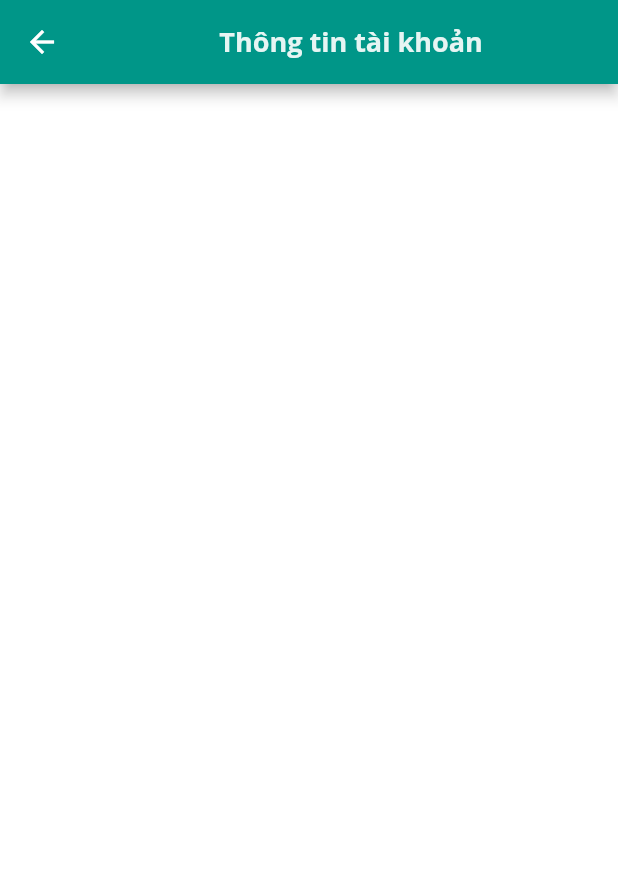
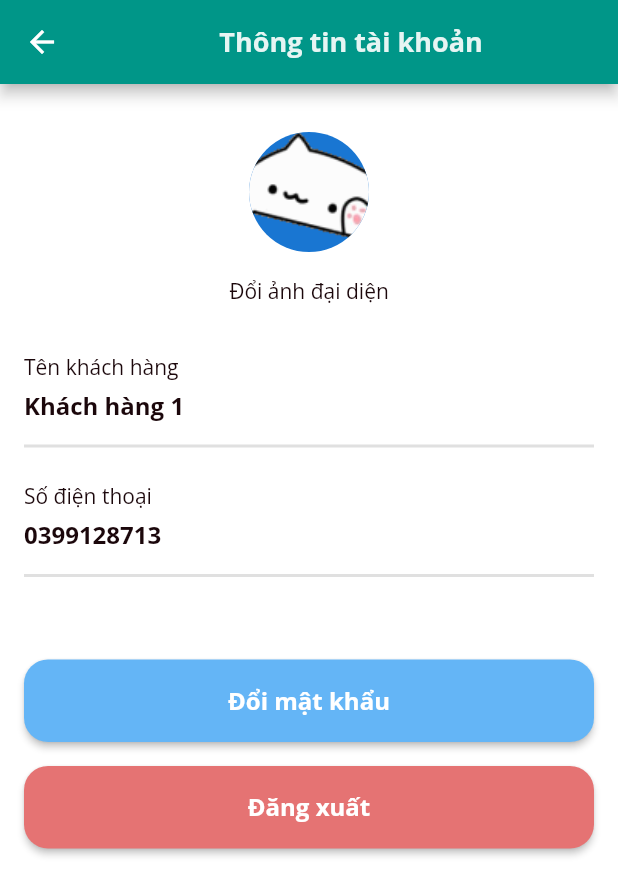
Before and after one commit to FTeambyDinhPhuc/DoAnChuyenNganh_FGo, a Flutter app: the AccountScreen screen opened directly, on a phone screen of 412 x 824 dp. Shown: the top 895 px of the screen. Run offline on Flutter 3.47's test engine with Material 2 defaults, Android fonts, the phone set to English and light mode, and no system bars; our stand-ins replace font_awesome_flutter, get, google_maps_flutter, image_picker, location.

Commit message:
xong màn hình đăng ký, màn hình đổi mật khẩu, màn hình tài khoản

```diff
--- a/lib/constants.dart
+++ b/lib/constants.dart
@@ -9,6 +9,7 @@ const double defaultCircular = 16.0;
 const double defaultSizeText = 16.0;
 const double defaultSizeIcon = 16.0;
 const double defaultSizeIconButton = 24.0;
+const double defaultSizeImage = 40.0;
 const double heightButton = 55.0;
 const double defaultthickness = 2.0;
 
--- /dev/null
+++ b/lib/controllers/custommer_controller.dart
@@ -0,0 +1,27 @@
+import 'package:fgo/models/custommer_model.dart';
+
+import 'package:get/get.dart';
+import 'package:image_picker/image_picker.dart';
+
+class CustommerController extends GetxController {
+  CustommerModel custommer = CustommerModel(
+      idCustommer: 1,
+      Name: 'Khách hàng 1',
+      SDT: '0399128713',
+      avatar: 'assets/images/bongocat.gif');
+  RxString currentAvatar = ''.obs;
+
+  void getCustommer() {
+    print('hinh hien tai: ${custommer.avatar}');
+    currentAvatar.value = custommer.avatar;
+  }
+
+  Future setImage() async {
+    final image = await ImagePicker().pickImage(source: ImageSource.gallery);
+    if (image == null) return;
+
+    print('trả về chổ này: ${image.path}');
+    currentAvatar.value = 'assets/images/cat_rainbow.gif';
+    print('hinh hien tai: ${custommer.avatar}');
+  }
+}
--- a/lib/models/custommer_model.dart
+++ b/lib/models/custommer_model.dart
@@ -1,5 +1,11 @@
 class CustommerModel {
-  String Name = '';
-  String Age = '';
-  CustommerModel({required this.Name, required this.Age});
+  int idCustommer;
+  String avatar;
+  String Name;
+  String SDT;
+  CustommerModel(
+      {required this.idCustommer,
+      required this.Name,
+      required this.SDT,
+      required this.avatar});
 }
--- a/lib/routes/routes.dart
+++ b/lib/routes/routes.dart
@@ -1,5 +1,7 @@
 import 'package:fgo/views/addorder/add_order_screen.dart';
+import 'package:fgo/views/changepassword/change_password_screen.dart';
 import 'package:fgo/views/home/home_screen.dart';
+import 'package:fgo/views/register/register_screen.dart';
 import 'package:fgo/views/selectlogin/select_login_screen.dart';
 import 'package:fgo/views/loginwithphonenumber/login_with_phonenumber_screen.dart';
 import 'package:fgo/views/splash/splash_screen.dart';
@@ -10,15 +12,17 @@ class RoutesClass {
   static String splash = "/splash";
   static String login = "/login";
   static String loginWithPhoneNumber = "/loginwithphonenumber";
+  static String register = "/register";
   static String addOrder = "/addorder";
+  static String changePassword = "/changepassword";
 
   static List<GetPage> routes = [
     GetPage(name: splash, page: () => const SplashScreen()),
     GetPage(
         name: home,
         page: () => const MyHomePage(),
-        transition: Transition.rightToLeft,
-        transitionDuration: const Duration(milliseconds: 700)),
+        transition: Transition.fadeIn,
+        transitionDuration: const Duration(milliseconds: 500)),
     GetPage(
         name: login,
         page: () => const Login(),
@@ -30,9 +34,19 @@ class RoutesClass {
         transition: Transition.rightToLeft,
         transitionDuration: const Duration(milliseconds: 300)),
     GetPage(
+        name: register,
+        page: () => Register(),
+        transition: Transition.rightToLeft,
+        transitionDuration: const Duration(milliseconds: 300)),
+    GetPage(
         name: addOrder,
         page: () => AddOrderScreen(),
         transition: Transition.downToUp,
         transitionDuration: const Duration(milliseconds: 300)),
+    GetPage(
+        name: changePassword,
+        page: () => ChangePassword(),
+        transition: Transition.rightToLeft,
+        transitionDuration: const Duration(milliseconds: 300)),
   ];
 }
--- a/lib/views/account/account_screen.dart
+++ b/lib/views/account/account_screen.dart
@@ -1,7 +1,25 @@
+import 'package:fgo/constants.dart';
+import 'package:fgo/controllers/custommer_controller.dart';
+import 'package:fgo/views/account/components/action_button.dart';
+import 'package:fgo/views/account/components/avatar_top.dart';
+import 'package:fgo/views/account/components/info_account.dart';
 import 'package:flutter/material.dart';
+import 'package:get/get.dart';
 
-class AccountScreen extends StatelessWidget {
+class AccountScreen extends StatefulWidget {
   const AccountScreen({super.key});
+
+  @override
+  State<AccountScreen> createState() => _AccountScreenState();
+}
+
+class _AccountScreenState extends State<AccountScreen> {
+  var _custommerController = Get.put(CustommerController());
+  @override
+  void initState() {
+    _custommerController.getCustommer();
+    super.initState();
+  }
 
   @override
   Widget build(BuildContext context) {
@@ -14,7 +32,21 @@ class AccountScreen extends StatelessWidget {
           ),
         ),
       ),
-      body: Container(),
+      body: Padding(
+        padding: const EdgeInsets.all(defaultPadding),
+        child: SingleChildScrollView(
+          child: Column(
+            crossAxisAlignment: CrossAxisAlignment.stretch,
+            children: [
+              AvatarTop(custommerController: _custommerController),
+              const SizedBox(height: defaultPadding * 2),
+              InfoAccount(custommerController: _custommerController),
+              const SizedBox(height: defaultPadding * 2),
+              ActionButton()
+            ],
+          ),
+        ),
+      ),
     );
   }
 }
--- /dev/null
+++ b/lib/views/account/components/action_button.dart
@@ -0,0 +1,34 @@
+import 'package:fgo/constants.dart';
+import 'package:fgo/routes/routes.dart';
+import 'package:fgo/widgets/button_full_width.dart';
+import 'package:flutter/material.dart';
+import 'package:get/get.dart';
+
+class ActionButton extends StatelessWidget {
+  const ActionButton({
+    Key? key,
+  }) : super(key: key);
+
+  @override
+  Widget build(BuildContext context) {
+    return Column(
+      children: [
+        ButtonFullWidth(
+          text: 'Đổi mật khẩu',
+          color: Colors.blue.shade300,
+          press: () {
+            Get.toNamed(RoutesClass.changePassword);
+          },
+        ),
+        const SizedBox(height: defaultPadding),
+        ButtonFullWidth(
+          text: 'Đăng xuất',
+          color: Colors.red.shade300,
+          press: () {
+            Get.toNamed(RoutesClass.splash);
+          },
+        ),
+      ],
+    );
+  }
+}
--- /dev/null
+++ b/lib/views/account/components/avatar_top.dart
@@ -0,0 +1,42 @@
+import 'package:fgo/constants.dart';
+import 'package:fgo/controllers/custommer_controller.dart';
+import 'package:flutter/material.dart';
+import 'package:get/get.dart';
+
+class AvatarTop extends StatelessWidget {
+  const AvatarTop({
+    Key? key,
+    required CustommerController custommerController,
+  })  : _custommerController = custommerController,
+        super(key: key);
+
+  final CustommerController _custommerController;
+
+  @override
+  Widget build(BuildContext context) {
+    return Column(
+      crossAxisAlignment: CrossAxisAlignment.center,
+      children: [
+        Padding(
+          padding: const EdgeInsets.all(defaultPadding),
+          child: Obx(
+            () => CircleAvatar(
+              backgroundImage:
+                  AssetImage(_custommerController.currentAvatar.value),
+              radius: defaultSizeImage,
+            ),
+          ),
+        ),
+        GestureDetector(
+          onTap: () {
+            _custommerController.setImage();
+          },
+          child: Text(
+            "Đổi ảnh đại diện",
+            style: Theme.of(context).textTheme.headline6,
+          ),
+        )
+      ],
+    );
+  }
+}
--- /dev/null
+++ b/lib/views/account/components/info_account.dart
@@ -0,0 +1,27 @@
+import 'package:fgo/controllers/custommer_controller.dart';
+import 'package:fgo/views/account/components/line_info_account.dart';
+import 'package:flutter/material.dart';
+
+class InfoAccount extends StatelessWidget {
+  const InfoAccount({
+    Key? key,
+    required CustommerController custommerController,
+  })  : _custommerController = custommerController,
+        super(key: key);
+
+  final CustommerController _custommerController;
+
+  @override
+  Widget build(BuildContext context) {
+    return Column(
+      children: [
+        LineInfoAccount(
+            title: 'Tên khách hàng',
+            infoAccount: _custommerController.custommer.Name),
+        LineInfoAccount(
+            title: 'Số điện thoại',
+            infoAccount: _custommerController.custommer.SDT),
+      ],
+    );
+  }
+}
--- /dev/null
+++ b/lib/views/account/components/line_info_account.dart
@@ -0,0 +1,37 @@
+import 'package:fgo/constants.dart';
+import 'package:flutter/material.dart';
+
+class LineInfoAccount extends StatelessWidget {
+  LineInfoAccount({
+    Key? key,
+    required this.title,
+    required this.infoAccount,
+  }) : super(key: key);
+  String title;
+  String infoAccount;
+
+  @override
+  Widget build(BuildContext context) {
+    return Column(
+      crossAxisAlignment: CrossAxisAlignment.stretch,
+      children: [
+        Text(
+          title,
+          style: Theme.of(context).textTheme.headline6,
+        ),
+        Padding(
+          padding: const EdgeInsets.only(
+              top: defaultPadding / 3, bottom: defaultPadding / 2),
+          child: Text(
+            infoAccount,
+            style: Theme.of(context).textTheme.headline4,
+          ),
+        ),
+        const Divider(
+          thickness: defaultthickness,
+        ),
+        const SizedBox(height: defaultPadding),
+      ],
+    );
+  }
+}
--- a/lib/views/loginwithphonenumber/login_with_phonenumber_screen.dart
+++ b/lib/views/loginwithphonenumber/login_with_phonenumber_screen.dart
@@ -1,5 +1,5 @@
 import 'package:fgo/routes/routes.dart';
-import 'package:fgo/views/loginwithphonenumber/components/select_other.dart';
+import 'package:fgo/views/loginwithphonenumber/components/select_other_login_with_numberphone.dart';
 import 'package:fgo/views/loginwithphonenumber/components/text_field_login_with_phone_number.dart';
 import 'package:fgo/widgets/button_full_width.dart';
 import 'package:flutter/material.dart';
@@ -32,7 +32,7 @@ class LoginWithPhoneNumber extends StatelessWidget {
                               press: () {
                                 Get.offAllNamed(RoutesClass.home);
                               }),
-                          SelectOther()
+                          SelectOtherLoginWithNumberphone()
                         ]),
                   )
                 ],
--- a/lib/views/selectlogin/select_login_screen.dart
+++ b/lib/views/selectlogin/select_login_screen.dart
@@ -1,6 +1,8 @@
 import 'package:fgo/constants.dart';
+import 'package:fgo/routes/routes.dart';
 import 'package:fgo/widgets/text_question_select.dart';
 import 'package:flutter/material.dart';
+import 'package:get/get.dart';
 import 'components/button_login.dart';
 import 'components/image_top.dart';
 
@@ -26,7 +28,9 @@ class Login extends StatelessWidget {
                 TextQuestionSelect(
                   question: "Chưa có tài khoản? ",
                   select: "Đăng ký",
-                  press: () {},
+                  press: () {
+                    Get.toNamed(RoutesClass.register);
+                  },
                 )
               ],
             ),
--- a/pubspec.yaml
+++ b/pubspec.yaml
@@ -42,6 +42,7 @@ dependencies:
   font_awesome_flutter: ^10.2.1
   intl: ^0.17.0
   json_serializable: ^6.4.0
+  image_picker: ^0.8.6
 
 dev_dependencies:
   flutter_test:
```
Also changed, not shown: lib/controllers/location_controller.dart (+4 -3 lines), lib/views/changepassword/change_password_screen.dart (added, +39 -0 lines), lib/views/changepassword/components/text_field_change_password.dart (added, +44 -0 lines), lib/views/loginwithphonenumber/components/select_other_login_with_numberphone.dart (renamed from lib/views/loginwithphonenumber/components/select_other.dart, +7 -3 lines), lib/views/register/components/select_orther_register.dart (added, +53 -0 lines), lib/views/register/components/text_field_register.dart (added, +59 -0 lines), lib/views/register/register_screen.dart (added, +38 -0 lines), pubspec.lock, 1 other file.
